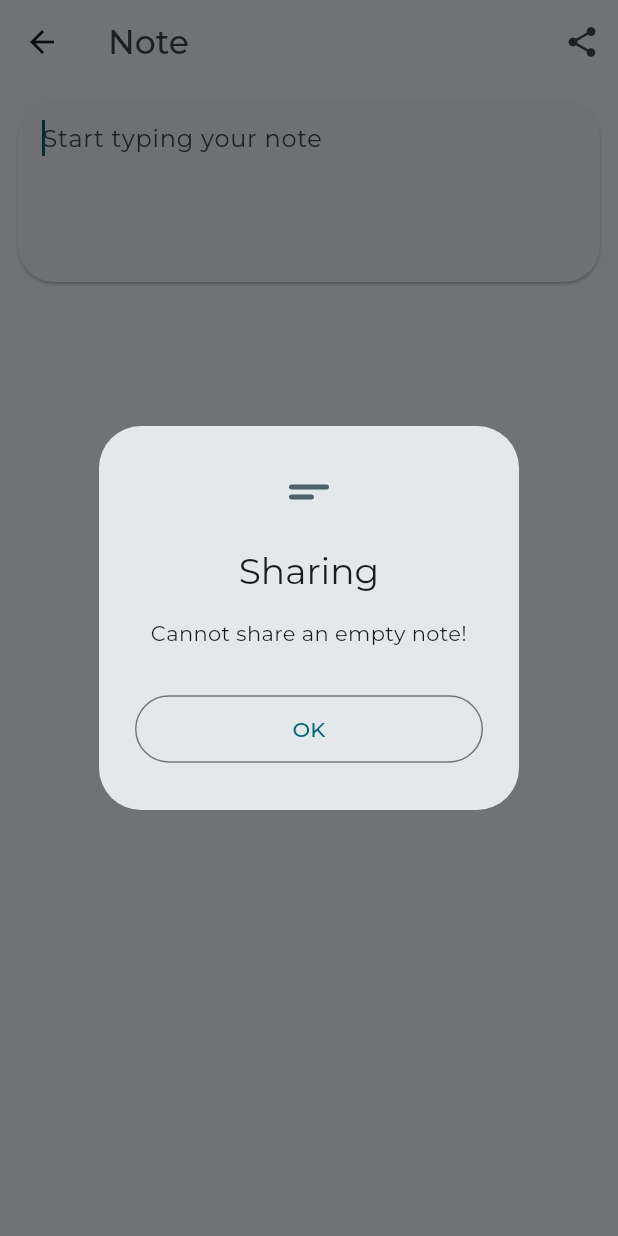
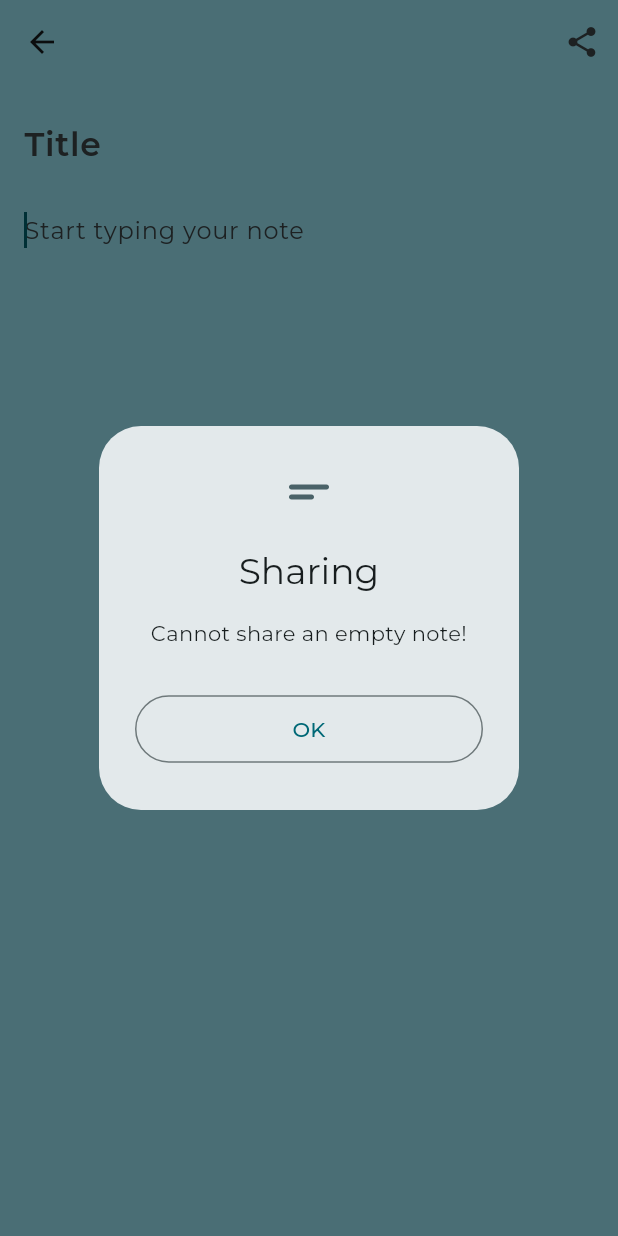
Before and after one commit to CrypticVader/thoughtbook, a Flutter app: the CreateUpdateNoteView screen opened by its route, after a tap on the "share" icon, on a phone screen of 412 x 824 dp. Run offline on Flutter 3.47's test engine with Material 2 defaults, Android fonts, the phone set to English and light mode, and no system bars; drawn by our look-alikes of dynamic_color; our stand-ins replace bloc, cloud_firestore, equatable, firebase_auth, firebase_core, flutter_bloc and 4 more; accounts and stored records are empty; generated files the repository leaves out were written again; project files that could hold a hidden picture were left out.

```diff
--- /dev/null
+++ b/lib/constants/preferences.dart
@@ -0,0 +1,3 @@
+const layoutPrefKey = 'layout_pref_key';
+const gridLayoutPref = 'layout_grid';
+const listLayoutPref = 'layout_list';
--- a/lib/helpers/loading/loading_screen.dart
+++ b/lib/helpers/loading/loading_screen.dart
@@ -40,8 +40,6 @@ class LoadingScreen {
     text0.add(text);
 
     final state = Overlay.of(context);
-    final renderBox = context.findRenderObject() as RenderBox;
-    final size = renderBox.size;
 
     final overlay = OverlayEntry(
       builder: (context) {
--- a/lib/l10n/intl_en.arb
+++ b/lib/l10n/intl_en.arb
@@ -56,6 +56,8 @@
   "verify_email_send_email_verification": "Resend verification email",
   "verify_email_view_back_to_login": "Verified? Go to login page",
   "notes_view_create_note_to_see_here": "Create a new note to see it here",
+  "notes_view_list_layout": "List Layout",
+  "notes_view_grid_layout": "Grid Layout",
   "notes_title": "{count, plural, =0{{app_title}} other{{count} selected}}",
   "@notes_title": {
     "placeholders": {
@@ -74,6 +76,7 @@
       }
     }
   },
+  "notes_list_view_invalid_layout_error": "Invalid layout mode. Using List layout as fallback.",
   "prefs_layout": "Notes Layout",
   "layout_grid": "Grid Layout",
   "layout_column": "Column Layout"
--- a/lib/views/notes/create_update_note_view.dart
+++ b/lib/views/notes/create_update_note_view.dart
@@ -4,7 +4,6 @@ import 'package:share_plus/share_plus.dart';
 import 'package:thoughtbook/extensions/buildContext/loc.dart';
 import 'package:thoughtbook/extensions/buildContext/theme.dart';
 import 'package:thoughtbook/services/auth/auth_service.dart';
-import 'package:thoughtbook/styles/text_styles.dart';
 import 'package:thoughtbook/utilities/dialogs/cannot_share_empty_note_dialog.dart';
 import 'package:thoughtbook/utilities/generics/get_arguments.dart';
 import 'package:thoughtbook/services/cloud/cloud_note.dart';
@@ -20,21 +19,23 @@ class CreateUpdateNoteView extends StatefulWidget {
 class _CreateUpdateNoteViewState extends State<CreateUpdateNoteView> {
   CloudNote? _note;
   late final FirebaseCloudStorage _notesService;
-  late final TextEditingController _textController;
+  late final TextEditingController _noteContentController;
+  late final TextEditingController _noteTitleController;
 
   @override
   void initState() {
     super.initState();
     _notesService = FirebaseCloudStorage();
-    _textController = TextEditingController();
+    _noteContentController = TextEditingController();
+    _noteTitleController = TextEditingController();
   }
 
-  void _textControllerListener() async {
+  void _noteContentControllerListener() async {
     final note = _note;
     if (note == null) {
       return;
     }
-    final text = _textController.text;
+    final text = _noteContentController.text;
     await _notesService.updateNote(
       text: text,
       documentId: note.documentId,
@@ -42,15 +43,15 @@ class _CreateUpdateNoteViewState extends State<CreateUpdateNoteView> {
   }
 
   void _setupTextControllerListener() {
-    _textController.removeListener(_textControllerListener);
-    _textController.addListener(_textControllerListener);
+    _noteContentController.removeListener(_noteContentControllerListener);
+    _noteContentController.addListener(_noteContentControllerListener);
   }
 
   Future<CloudNote> createOrGetExistingNote(BuildContext context) async {
-    final widgetNote = context.getArgument<CloudNote>();
+    final widgetNote = context.getArgument<Map>()!['note'];
     if (widgetNote != null) {
       _note = widgetNote;
-      _textController.text = widgetNote.text;
+      _noteContentController.text = widgetNote.text;
       return widgetNote;
     }
 
@@ -67,14 +68,14 @@ class _CreateUpdateNoteViewState extends State<CreateUpdateNoteView> {
 
   void _deleteNoteIfTextIsEmpty() {
     final note = _note;
-    if (_textController.text.isEmpty && note != null) {
+    if (_noteContentController.text.isEmpty && note != null) {
       _notesService.deleteNote(documentId: note.documentId);
     }
   }
 
   void _saveNoteIfTextIsNotEmpty() async {
     final note = _note;
-    final text = _textController.text;
+    final text = _noteContentController.text;
     if (note != null && text.isNotEmpty) {
       await _notesService.updateNote(
         documentId: note.documentId,
@@ -87,22 +88,24 @@ class _CreateUpdateNoteViewState extends State<CreateUpdateNoteView> {
   void dispose() {
     _deleteNoteIfTextIsEmpty();
     _saveNoteIfTextIsNotEmpty();
-    _textController.dispose();
+    _noteContentController.dispose();
+    _noteTitleController.dispose();
     super.dispose();
   }
 
   @override
   Widget build(BuildContext context) {
+    final bool shouldAutofocus =
+        context.getArgument<Map>()?['shouldAutofocus'] ?? true;
+
     return Scaffold(
+      backgroundColor: context.theme.colorScheme.primaryContainer,
       appBar: AppBar(
-        title: Text(
-          context.loc.note,
-          style: CustomTextStyle(context).appBarTitle,
-        ),
+        backgroundColor: context.theme.colorScheme.primaryContainer,
         actions: [
           IconButton(
             onPressed: () async {
-              final text = _textController.text;
+              final text = _noteContentController.text;
               if (_note == null || text.isEmpty) {
                 await showCannotShareEmptyNoteDialog(context);
               } else {
@@ -114,32 +117,55 @@ class _CreateUpdateNoteViewState extends State<CreateUpdateNoteView> {
           ),
         ],
       ),
-      body: Padding(
-        padding: const EdgeInsets.all(8.0),
-        child: FutureBuilder(
+      body: FutureBuilder(
         future: createOrGetExistingNote(context),
         builder: (context, snapshot) {
           switch (snapshot.connectionState) {
             case ConnectionState.done:
               _setupTextControllerListener();
-                return AnimatedSize(
-                  duration: const Duration(milliseconds: 200),
-                  child: Card(
-                    shape: RoundedRectangleBorder(
-                      borderRadius: BorderRadius.circular(24),
+
+              return SingleChildScrollView(
+                child: Padding(
+                  padding: const EdgeInsets.all(16.0),
+                  child: Column(
+                    crossAxisAlignment: CrossAxisAlignment.start,
+                    children: [
+                      TextField(
+                        controller: _noteTitleController,
+                        autofocus: false,
+                        style: TextStyle(
+                          color: context.theme.colorScheme.onPrimaryContainer,
+                          fontWeight: FontWeight.w600,
+                          fontSize: 22.0,
                         ),
-                    child: Padding(
-                      padding: const EdgeInsets.fromLTRB(16, 4, 16, 4),
-                      child: TextField(
-                          minLines: 4,
-                          autofocus: true,
-                          controller: _textController,
+                        decoration: const InputDecoration(
+                          border: InputBorder.none,
+                          hintText: 'Title',
+                          hintStyle: TextStyle(
+                            fontWeight: FontWeight.w600,
+                            fontSize: 22.0,
+                          ),
+                        ),
+                      ),
+                      const SizedBox(
+                        height: 8,
+                      ),
+                      TextField(
+                        autofocus: shouldAutofocus,
+                        controller: _noteContentController,
                         keyboardType: TextInputType.multiline,
                         maxLines: null,
+                        style: TextStyle(
+                          color: context.theme.colorScheme.onPrimaryContainer,
+                          fontWeight: FontWeight.w400,
+                          fontSize: 16.0,
+                        ),
                         decoration: InputDecoration(
                           hintText: context.loc.start_typing_your_note,
                           border: InputBorder.none,
-                          )),
+                        ),
+                      ),
+                    ],
                   ),
                 ),
               );
@@ -153,7 +179,6 @@ class _CreateUpdateNoteViewState extends State<CreateUpdateNoteView> {
           }
         },
       ),
-      ),
     );
   }
 }
--- a/pubspec.yaml
+++ b/pubspec.yaml
@@ -59,6 +59,7 @@ dependencies:
   flutter_spinkit: ^5.1.0
   flutter_svg: ^2.0.2
   shared_preferences: ^2.0.20
+  flutter_staggered_grid_view: ^0.6.2
 
 dev_dependencies:
   flutter_test:
```
Also changed, not shown: lib/helpers/preferences/layout_preferences.dart (added, +42 -0 lines), lib/main.dart (+5 -27 lines), lib/views/notes/notes_list_view.dart (+67 -42 lines), lib/views/notes/notes_view.dart (+52 -15 lines), pubspec.lock. Lines whose indentation alone changed are shown as unchanged.
